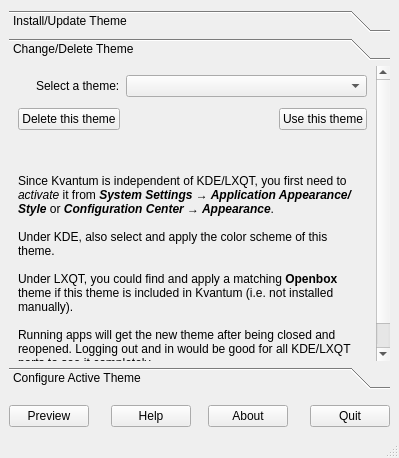
Qt form Kvantum/kvantummanager/kvantummanager.ui (tsujan/Kvantum) before a commit.
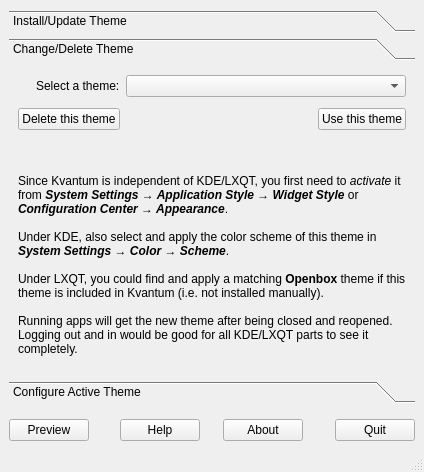
The same form after that commit. The open tabs and pages were chosen to show the change. Icons and pictures are not drawn.

Commit message: Removed a restriction about joining active tab to others.

```diff
--- a/Kvantum/kvantummanager/kvantummanager.ui
+++ b/Kvantum/kvantummanager/kvantummanager.ui
@@ -249,7 +249,7 @@
         <item row="4" column="0" colspan="2">
          <widget class="QLabel" name="usageLabel">
           <property name="text">
-           <string>&lt;br&gt;&lt;br&gt;Since Kvantum is independent of KDE/LXQT, you first need to &lt;i&gt;activate&lt;/i&gt; it from &lt;b&gt;&lt;i&gt;System Settings → Application Appearance/Style&lt;/i&gt;&lt;/b&gt; or &lt;i&gt;&lt;b&gt;Configuration Center → Appearance&lt;/i&gt;&lt;/b&gt;.&lt;br&gt;&lt;br&gt;Under KDE, also select and apply the color scheme of this theme.&lt;br&gt;&lt;br&gt;Under LXQT, you could find and apply a matching &lt;b&gt;Openbox&lt;/b&gt; theme if this theme is included in Kvantum (i.e. not installed manually).&lt;br&gt;&lt;br&gt;Running apps will get the new theme after being closed and reopened. Logging out and in would be good for all KDE/LXQT parts to see it completely.</string>
+           <string>&lt;br&gt;&lt;br&gt;Since Kvantum is independent of KDE/LXQT, you first need to &lt;i&gt;activate&lt;/i&gt; it from &lt;b&gt;&lt;i&gt;System Settings → Application Style → Widget Style&lt;/i&gt;&lt;/b&gt; or &lt;i&gt;&lt;b&gt;Configuration Center → Appearance&lt;/i&gt;&lt;/b&gt;.&lt;br&gt;&lt;br&gt;Under KDE, also select and apply the color scheme of this theme in &lt;b&gt;&lt;i&gt;System Settings → Color → Scheme&lt;/i&gt;&lt;/b&gt;.&lt;br&gt;&lt;br&gt;Under LXQT, you could find and apply a matching &lt;b&gt;Openbox&lt;/b&gt; theme if this theme is included in Kvantum (i.e. not installed manually).&lt;br&gt;&lt;br&gt;Running apps will get the new theme after being closed and reopened. Logging out and in would be good for all KDE/LXQT parts to see it completely.</string>
           </property>
           <property name="textFormat">
            <enum>Qt::RichText</enum>
```
The commit also changes 6 other files.
